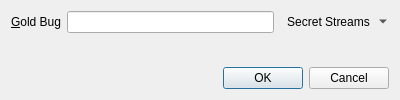
This is branches/trunk/UI/spot-on-goldbug.ui in textbrowser/spot-on as Qt 5 draws it before an edit. The edited form follows.
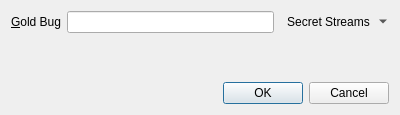
This is the edited form. Icons and pictures are not drawn.

```diff
--- a/branches/trunk/UI/spot-on-goldbug.ui
+++ b/branches/trunk/UI/spot-on-goldbug.ui
@@ -7,7 +7,7 @@
     <x>0</x>
     <y>0</y>
     <width>400</width>
-    <height>100</height>
+    <height>115</height>
    </rect>
   </property>
   <property name="windowTitle">
```
